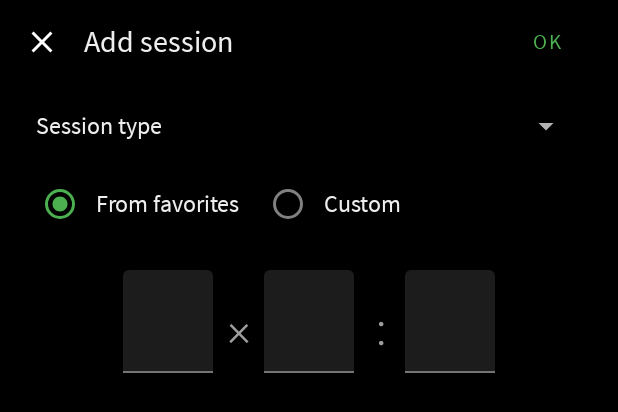
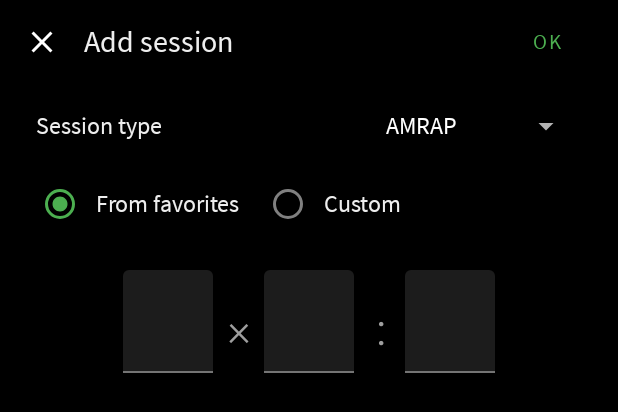
Before and after one commit to adrcotfas/goodtime-training, an Android app: the layout dialog_add_session_to_custom_workout.xml on its own in the app's theme, with its tools: preview values and no code run, on a phone screen of 412 x 824 dp. Shown: the top 412 px of the screen. Run offline under Robolectric (Android 15) with nearby library versions, the phone set to English and light mode, and no system bars.

Commit message:
AddSession Dialog: specify entries in spinner

```diff
--- a/app/src/main/res/layout/dialog_add_session_to_custom_workout.xml
+++ b/app/src/main/res/layout/dialog_add_session_to_custom_workout.xml
@@ -69,7 +69,8 @@
                 android:layout_width="wrap_content"
                 android:layout_height="wrap_content"
                 android:layout_alignParentEnd="true"
-                android:layout_centerVertical="true"/>
+                android:layout_centerVertical="true"
+                android:entries="@array/session_types"/>
         </RelativeLayout>
 
         <RadioGroup
```
